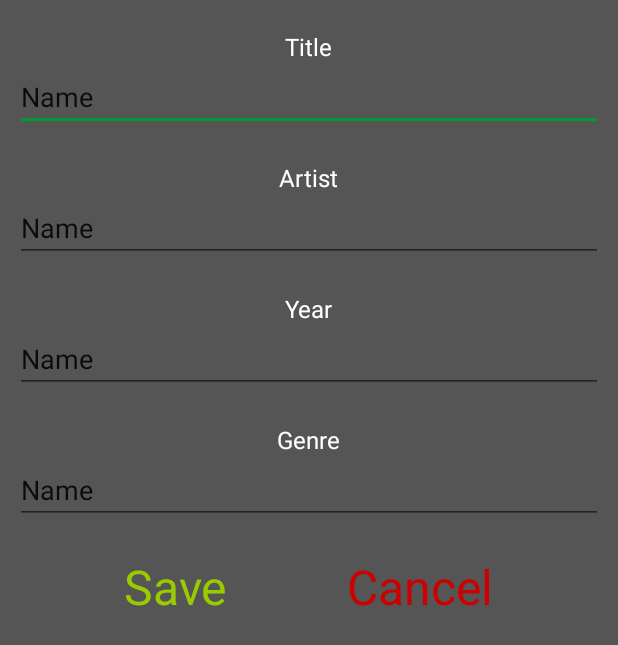
After one commit to GambitBen/MusicPlayerApplication, an Android app: the layout activity_edit_song_tags.xml on its own in the app's theme, with its tools: preview values and no code run, on a phone screen of 412 x 824 dp. The commit adds this screen. Shown: the top 645 px of the screen. Run offline under Robolectric (Android 15) with nearby library versions, the phone set to English and light mode, and no system bars.

Commit message:
editSongTagsActivity

```diff
--- a/app/src/main/AndroidManifest.xml
+++ b/app/src/main/AndroidManifest.xml
@@ -36,6 +36,10 @@
             android:name=".SearchActivity"
             android:configChanges="orientation|keyboardHidden|screenSize" />
 
+        <activity
+            android:name=".EditSongTagsActivity"
+            android:configChanges="orientation|keyboardHidden|screenSize" />
+
         <!-- A Service class for music playback -->
         <service android:name="com.musicplayer.yorai.musicplayerapplication.Logic.MusicService" />
     </application>
--- a/app/src/main/java/com/musicplayer/yorai/musicplayerapplication/MainActivity.java
+++ b/app/src/main/java/com/musicplayer/yorai/musicplayerapplication/MainActivity.java
@@ -242,6 +242,7 @@ public class MainActivity extends AppCompatActivity {//implements MediaPlayerCon
 
     public static void selectSong(int position){
         musicSrv.setSong(position);
+        musicSrv.resetPlayer();
         musicSrv.playSong();
         if(mediaPlayerPaused) {
             mediaPlayerPaused = false;
@@ -548,7 +549,7 @@ public class MainActivity extends AppCompatActivity {//implements MediaPlayerCon
         int id = item.getItemId();
 
         //noinspection SimplifiableIfStatement
-        if (id == R.id.action_settings) {
+        if (id == R.id.action_tags) {
             return true;
         }
 
--- /dev/null
+++ b/app/src/main/res/layout/activity_edit_song_tags.xml
@@ -0,0 +1,117 @@
+<?xml version="1.0" encoding="utf-8"?>
+<LinearLayout xmlns:android="http://schemas.android.com/apk/res/android"
+    xmlns:app="http://schemas.android.com/apk/res-auto"
+    xmlns:tools="http://schemas.android.com/tools"
+    android:id="@+id/parent_view"
+    android:layout_width="match_parent"
+    android:layout_height="match_parent"
+    android:paddingRight="10dp"
+    android:paddingLeft="10dp"
+    android:orientation="vertical"
+    android:gravity="center_horizontal"
+    android:fitsSystemWindows="true"
+    android:background="@color/background">
+
+    <TextView
+        android:id="@+id/song_title"
+        android:layout_width="wrap_content"
+        android:layout_height="wrap_content"
+        android:paddingTop="20dp"
+        android:text="Title"
+        android:textAppearance="@style/TextAppearance.AppCompat.Subhead"
+        android:textColor="@android:color/white" />
+
+    <EditText
+        android:id="@+id/edit_song_title"
+        android:layout_width="match_parent"
+        android:layout_height="wrap_content"
+        android:ems="10"
+        android:inputType="textPersonName"
+        android:text="Name" />
+
+    <TextView
+        android:id="@+id/song_artist"
+        android:layout_width="wrap_content"
+        android:layout_height="wrap_content"
+        android:paddingTop="20dp"
+        android:text="Artist"
+        android:textAppearance="@style/TextAppearance.AppCompat.Subhead"
+        android:textColor="@android:color/white" />
+
+    <EditText
+        android:id="@+id/edit_song_artist"
+        android:layout_width="match_parent"
+        android:layout_height="wrap_content"
+        android:ems="10"
+        android:inputType="textPersonName"
+        android:text="Name" />
+
+    <TextView
+        android:id="@+id/song_year"
+        android:layout_width="wrap_content"
+        android:layout_height="wrap_content"
+        android:paddingTop="20dp"
+        android:text="Year"
+        android:textAppearance="@style/TextAppearance.AppCompat.Subhead"
+        android:textColor="@android:color/white" />
+
+    <EditText
+        android:id="@+id/edit_song_year"
+        android:layout_width="match_parent"
+        android:layout_height="wrap_content"
+        android:ems="10"
+        android:inputType="textPersonName"
+        android:text="Name" />
+
+    <TextView
+        android:id="@+id/song_genre"
+        android:layout_width="wrap_content"
+        android:layout_height="wrap_content"
+        android:paddingTop="20dp"
+        android:text="Genre"
+        android:textAppearance="@style/TextAppearance.AppCompat.Subhead"
+        android:textColor="@android:color/white" />
+
+    <EditText
+        android:id="@+id/edit_song_genre"
+        android:layout_width="match_parent"
+        android:layout_height="wrap_content"
+        android:ems="10"
+        android:inputType="textPersonName"
+        android:text="Name" />
+
+    <LinearLayout
+        android:layout_width="match_parent"
+        android:layout_height="?attr/actionBarSize"
+        android:layout_alignParentBottom="true"
+        android:layout_marginBottom="20dp"
+        android:gravity="center_horizontal"
+        android:orientation="horizontal">
+
+        <TextView
+            android:id="@+id/save_action"
+            android:layout_width="wrap_content"
+            android:layout_height="wrap_content"
+            android:paddingTop="20dp"
+            android:paddingRight="40dp"
+            android:text="Save"
+            android:textSize="@dimen/spacing_xlarge"
+            android:clickable="true"
+            android:textAppearance="@style/TextAppearance.AppCompat.Subhead"
+            android:textColor="@android:color/holo_green_light" />
+
+        <TextView
+            android:id="@+id/cancel_action"
+            android:layout_width="wrap_content"
+            android:layout_height="wrap_content"
+            android:paddingTop="20dp"
+            android:paddingLeft="40dp"
+            android:text="Cancel"
+            android:textSize="@dimen/spacing_xlarge"
+            android:clickable="true"
+            android:textAppearance="@style/TextAppearance.AppCompat.Subhead"
+            android:textColor="@android:color/holo_red_dark" />
+
+    </LinearLayout>
+
+</LinearLayout>
--- a/app/src/main/res/menu/menu_activity_player_detail.xml
+++ b/app/src/main/res/menu/menu_activity_player_detail.xml
@@ -3,8 +3,8 @@
     xmlns:tools="http://schemas.android.com/tools"
     tools:context="com.musicplayer.yorai.musicplayerapplication.PlayerDetailActivity">
     <item
-        android:id="@+id/action_settings"
+        android:id="@+id/action_tags"
         android:orderInCategory="100"
-        android:title="@string/action_settings"
+        android:title="@string/action_tags"
         app:showAsAction="never" />
 </menu>
--- a/app/src/main/res/menu/menu_main.xml
+++ b/app/src/main/res/menu/menu_main.xml
@@ -3,8 +3,8 @@
     xmlns:tools="http://schemas.android.com/tools"
     tools:context="com.musicplayer.yorai.musicplayerapplication.MainActivity">
     <item
-        android:id="@+id/action_settings"
+        android:id="@+id/action_tags"
         android:orderInCategory="100"
-        android:title="@string/action_settings"
+        android:title="@string/action_tags"
         app:showAsAction="never" />
 </menu>
--- a/app/src/main/res/values/strings.xml
+++ b/app/src/main/res/values/strings.xml
@@ -1,6 +1,6 @@
 <resources>
     <string name="app_name">MusicPlayerApplication</string>
-    <string name="action_settings">Settings</string>
+    <string name="action_tags">Edit Tags</string>
     <string name="section_format">Hello World from section: %1$d</string>
     <string name="search_title">Search</string>
 
```
Also changed, not shown: app/src/main/java/com/musicplayer/yorai/musicplayerapplication/EditSongTagsActivity.java (added, +100 -0 lines), app/src/main/java/com/musicplayer/yorai/musicplayerapplication/Logic/MusicService.java (+9 -3 lines), app/src/main/java/com/musicplayer/yorai/musicplayerapplication/Model/Song.java (+12 -2 lines), app/src/main/java/com/musicplayer/yorai/musicplayerapplication/PlayerDetailActivity.java (+5 -3 lines).
